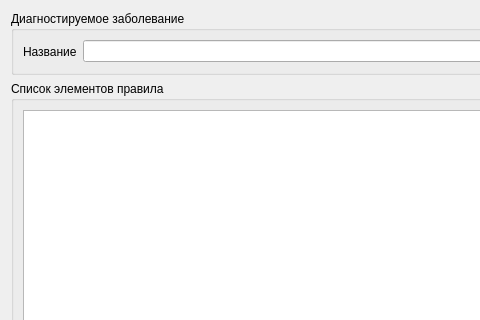
Qt form src/diagnosis_rules/ruleeditwidget.ui (megakoko/m-system) before a commit; both pictures show x 0 to 480 and y 0 to 320 of the 725 by 407 pixel window.
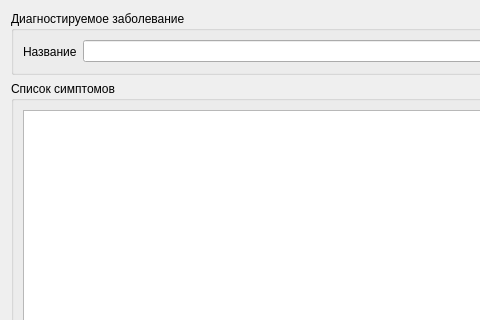
The same form after that commit.

Commit message: Рефакторинг.

What changed in the file:
```diff
--- a/src/diagnosis_rules/ruleeditwidget.ui
+++ b/src/diagnosis_rules/ruleeditwidget.ui
@@ -56,7 +56,7 @@
    <item>
     <widget class="QGroupBox" name="groupBox_2">
      <property name="title">
-      <string>Список элементов правила</string>
+      <string>Список симптомов</string>
      </property>
      <layout class="QHBoxLayout" name="horizontalLayout_2">
       <item>
```
The commit also changes 1 other file.
